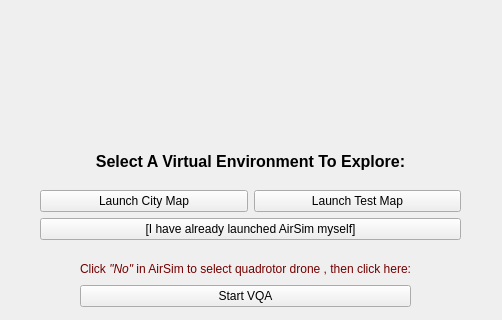
Qt form Application/DroneVQA/LaunchScreen.ui (jenniferolenchak/DroneVQA) before a commit; both pictures show x 0 to 502 and y 161 to 481 of the 502 by 481 pixel window.
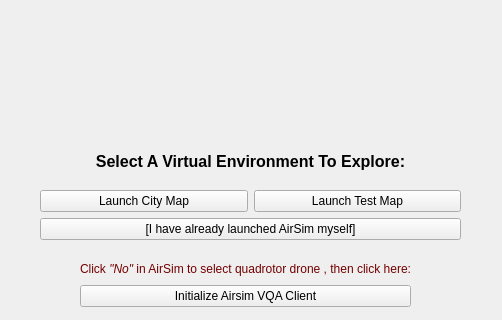
The same form after that commit.

```diff
--- a/Application/DroneVQA/LaunchScreen.ui
+++ b/Application/DroneVQA/LaunchScreen.ui
@@ -112,7 +112,7 @@
     <item>
      <widget class="QPushButton" name="button_StartVQA">
       <property name="text">
-       <string>Start VQA</string>
+       <string>Initialize Airsim VQA Client</string>
       </property>
      </widget>
     </item>
```
Left out of the diff: 2 changed lines with no effect on the pictures.
